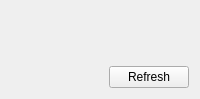
Old version of the form ServiceSW/Master/Components/ServiceUpdates/Forms/FirmwareUpdate.ui in the repository Liyezhong/Master.
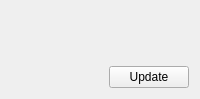
New version of the form. Custom widgets are drawn as their Qt base class.

```diff
--- a/ServiceSW/Master/Components/ServiceUpdates/Forms/FirmwareUpdate.ui
+++ b/ServiceSW/Master/Components/ServiceUpdates/Forms/FirmwareUpdate.ui
@@ -35,7 +35,7 @@
      <item>
       <widget class="QPushButton" name="refreshBtn">
        <property name="text">
-        <string>Refresh</string>
+        <string>Update</string>
        </property>
       </widget>
      </item>
```
Left out of the diff: 2 changed lines with no effect on the pictures.
